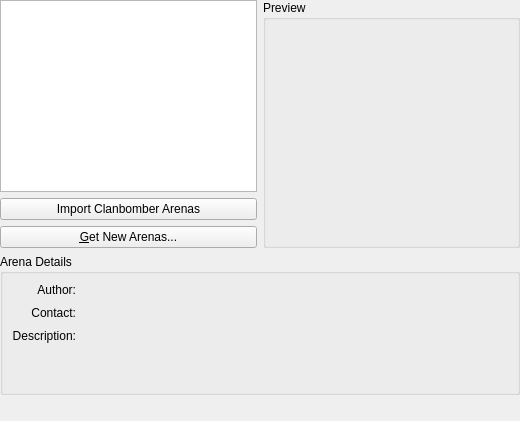
Qt form src/arenaselector.ui (KDE/granatier) before a commit.
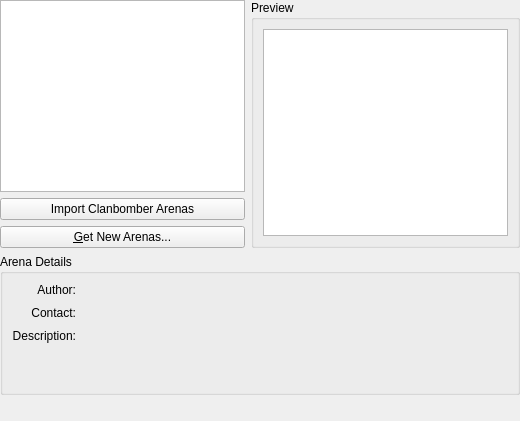
The same form after that commit. Custom widgets are drawn as their Qt base class.

Commit message: generate the arena preview from the arena XML file

Patch:
```diff
--- a/src/arenaselector.ui
+++ b/src/arenaselector.ui
@@ -56,23 +56,7 @@
          <number>9</number>
         </property>
         <item>
-         <widget class="QLabel" name="arenaPreview">
-          <property name="sizePolicy">
-           <sizepolicy hsizetype="Preferred" vsizetype="Preferred">
-            <horstretch>0</horstretch>
-            <verstretch>0</verstretch>
-           </sizepolicy>
-          </property>
-          <property name="minimumSize">
-           <size>
-            <width>160</width>
-            <height>120</height>
-           </size>
-          </property>
-          <property name="alignment">
-           <set>Qt::AlignCenter</set>
-          </property>
-         </widget>
+         <widget class="QGraphicsView" name="arenaPreview"/>
         </item>
        </layout>
       </widget>
```
The commit also changes 17 other files.
